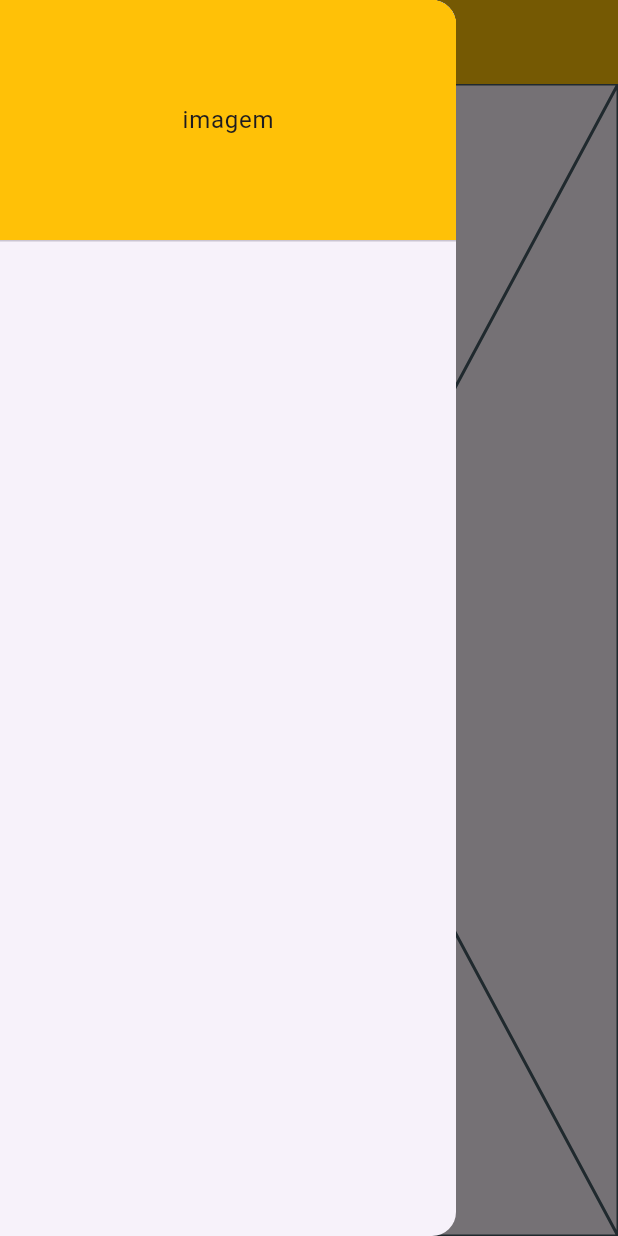
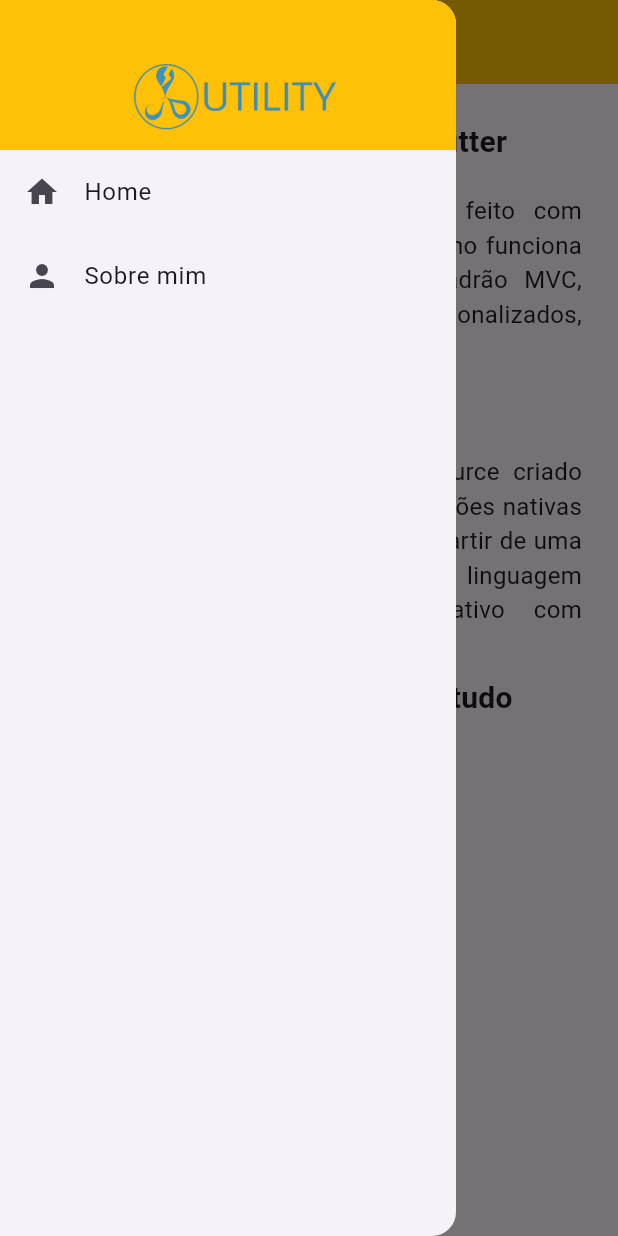
Before and after one commit to jardelgpf/utilidades, a Flutter app: the screen it shows after launch, with the side drawer open, on a phone screen of 412 x 824 dp. Run offline on Flutter 3.47's test engine with Material 3 defaults, Android fonts, the phone set to English and light mode, and no system bars.

Commit message:
criando home page e about page

```diff
--- a/lib/src/app/app_menu.dart
+++ b/lib/src/app/app_menu.dart
@@ -1,5 +1,6 @@
 import 'package:flutter/material.dart';
 import 'package:utilidades/src/models/menu_model.dart';
+import 'package:utilidades/src/views/about_view.dart';
 import 'package:utilidades/src/views/home_view.dart';
 
 final List<MenuModel> appMenuItems = [
@@ -9,4 +10,10 @@ final List<MenuModel> appMenuItems = [
     route: "/home",
     page: const HomeView(),
   ),
+  MenuModel(
+    title: "Sobre mim",
+    icon: Icons.person_sharp,
+    route: "/about",
+    page: AboutView(),
+  ),
 ];
--- /dev/null
+++ b/lib/src/controllers/about_controller.dart
@@ -0,0 +1,32 @@
+import 'package:flutter/material.dart';
+import 'package:utilidades/src/models/about_model.dart';
+
+class AboutController {
+  AboutModel getAbout() {
+    return AboutModel(
+      photoUrl: "https://avatars.githubusercontent.com/u/17409046?v=4",
+      aboutMe: [
+        'Sou um desenvolvedor fullStack a 25 anos de experiência e CEO da Chief Delivery, uma plataforma de Gestão de Restaurantes.',
+        'Além disso, é o criador do Canal Café pra DEV no Youtube e leciona cursos de programação desde 2022.',
+        'Com uma especialização em desenvolvimento web, Diego compartilha seu conhecimento e experiência para ajudar as pessoas a aprenderem e se desenvolverem na área da programação.',
+      ],
+      socialLinks: [
+        SocialLink(
+          name: "Github",
+          icon: Icons.add,
+          url: "https://github.com/bracellos",
+        ),
+        SocialLink(
+          name: "LinkedIn",
+          icon: Icons.add,
+          url: "https://linkedin.com/in/bracellos",
+        ),
+        SocialLink(
+          name: "Youtube",
+          icon: Icons.add,
+          url: "https://youtube.com/@cafepradev",
+        ),
+      ],
+    );
+  }
+}
--- a/lib/src/views/home_view.dart
+++ b/lib/src/views/home_view.dart
@@ -5,6 +5,42 @@ class HomeView extends StatelessWidget {
 
   @override
   Widget build(BuildContext context) {
-    return const Placeholder();
+    return Padding(
+      padding: EdgeInsets.all(24),
+      child: ListView(
+        children: [
+          Text(
+            "Aplicativo de estudos Flutter",
+            style: TextStyle(fontSize: 20, fontWeight: FontWeight.bold),
+            textAlign: TextAlign.center,
+          ),
+          SizedBox(height: 20,),
+          Text(
+            "Este é um aplicativo de estudos feito com Flutter."
+            "Nosso objetivo é entender como funciona a construção de apps usando"
+            "o padrão MVC, rotas nomeadas, widgets personalizados, chamadas HTTP e muito mais.",
+            style: TextStyle(fontSize: 16),
+            textAlign: TextAlign.justify,
+          ),
+          SizedBox(height: 20,),
+          Text(
+            "O que é Flutter?",
+            style: TextStyle(fontSize: 20, fontWeight: FontWeight.bold),
+          ),
+          SizedBox(height: 10,),
+          Text(
+            "Flutter é um framework UI open-source criado pelo Google para a criação  de aplicações nativas para Android, iOS, Web e Desktop a partir de uma única base de código. Ele utiliza a linguagem Dart e permite desempenho nativo com renderização própria.",
+            style: TextStyle(fontSize: 16),
+            textAlign: TextAlign.justify,
+          ),
+          SizedBox(height: 10,),
+          Text(
+            "Vamos continuar aprendendo tudo sobre Flutter?",
+            style: TextStyle(fontSize: 20, fontWeight: FontWeight.bold),
+          )
+
+        ],
+      ),
+    );
   }
 }
--- a/lib/src/widgets/custom_app_drawer.dart
+++ b/lib/src/widgets/custom_app_drawer.dart
@@ -1,4 +1,5 @@
 import 'package:flutter/material.dart';
+import 'package:utilidades/src/app/app_menu.dart';
 
 class CustomAppDrawer extends StatelessWidget {
   const CustomAppDrawer({super.key});
@@ -9,16 +10,25 @@ class CustomAppDrawer extends StatelessWidget {
       child: ListView(
         padding: EdgeInsets.zero,
         children: [
-          DrawerHeader(
-            decoration: const BoxDecoration(color: Colors.amber),
-            margin: EdgeInsets.zero,
-            padding: EdgeInsets.zero,
-            child: SizedBox(
-              height: 70,
+          Container(
+            color: Colors.amber,
+            height: 100,
+            alignment: Alignment.center,
+            child: Padding(
+              padding: EdgeInsets.only(top: 30),
               child: Center(
-                child: Text("imagem"),
+                child: Image.asset("assets/images/utility.png", width: 150,),
               ),
             ),
+          ),
+          ...appMenuItems.map(
+            (item) => ListTile(
+              leading: Icon(item.icon),
+              title: Text(item.title),
+              onTap: (){
+                Navigator.pushReplacementNamed(context, item.route);
+              },
+            )
           )
         ],
       ),
--- a/pubspec.yaml
+++ b/pubspec.yaml
@@ -17,3 +17,5 @@ dev_dependencies:
 
 flutter:
   uses-material-design: true
+  assets:
+    - assets/images/
```
Also changed, not shown: lib/src/models/about_model.dart (added, +21 -0 lines), lib/src/views/about_view.dart (added, +53 -0 lines), assets/images/logo.png (added), assets/images/utility.png (added).
